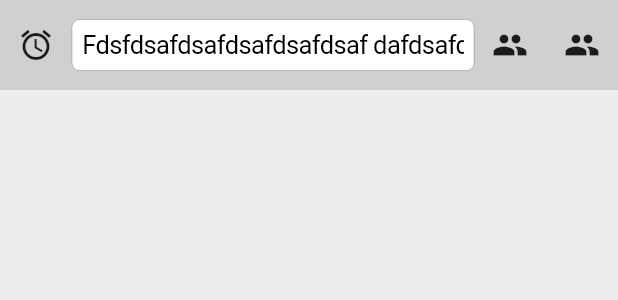
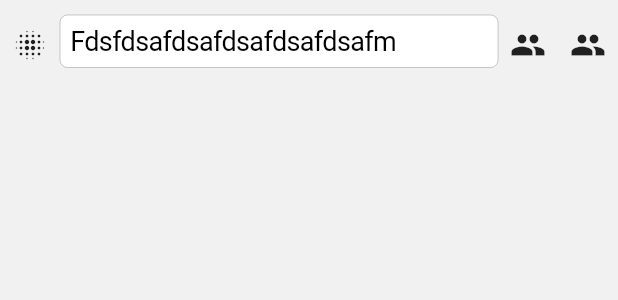
Before and after one commit to zhengbomo/flutter_wechat, a Flutter app: the ChatEditor widget shown alone on an empty page, opened directly, on a phone screen of 412 x 824 dp. Shown: the top 300 px of the screen. Run offline on Flutter 3.47's test engine with Material 2 defaults, Android fonts, the phone set to English and light mode, and no system bars; our stand-ins replace flutter_svg; missing offline and left inert: keyboard_utils, scroll_to_index_with_offset; statements that could not run were skipped.

Commit message:
add chat detail view

```diff
--- a/lib/data/constants/constants.dart
+++ b/lib/data/constants/constants.dart
@@ -65,7 +65,11 @@ class Constant {
   /// 主边距
   static const double pEdgeInset = 16.0;
 
-  /// 图标大小
+  /// Tab图标大小
   static const double tabBarIconSize = 30;
 
+  static const double chatToolbarMinHeight = 60;
+  static const double chatToolbarMaxHeight = 100;
+  static const double chatToolbarTopBottomPadding = 10;
+
 }
--- a/lib/data/constants/style.dart
+++ b/lib/data/constants/style.dart
@@ -31,4 +31,7 @@ class Style {
 
   /// 红点颜色
   static const Color redBadgeColor = Color(0xFFF84647);
+
+  /// 聊天输入栏背景色
+  static const Color chatToolbarBackgroundColor = Color(0xFFF4f4f4);
 }
--- /dev/null
+++ b/lib/data/providers/chat_message_ui_model.dart
@@ -0,0 +1,72 @@
+import 'package:flutter/material.dart';
+import 'package:flutterwechat/data/constants/constants.dart';
+import 'package:flutterwechat/ui/page/chats/chat_input_type.dart';
+import 'package:quiver/iterables.dart';
+
+class ChatMessageUIModel extends ChangeNotifier {
+  final ValueChanged<ChatInputType> chatInputTypeChanged;
+
+  ChatMessageUIModel({this.chatInputTypeChanged});
+
+  double keyboardHeight = 0;
+
+  double inputToolHeight = Constant.chatToolbarMinHeight;
+
+  ChatInputType _chatInputType = ChatInputType.none;
+
+  ChatInputType get chatInputType => _chatInputType;
+
+  bool get isShowInputPanel {
+    return _chatInputType == ChatInputType.keyboard
+      || _chatInputType == ChatInputType.emoji
+      || _chatInputType == ChatInputType.more;
+  }
+
+  double get messageListBottomHeight {
+    return this.bottomHeight + inputToolHeight
+    ;
+  }
+
+  bool setInputToolHeight(double height) {
+    height += Constant.chatToolbarTopBottomPadding * 2;
+    var fixHeight = min([Constant.chatToolbarMaxHeight, max([height, Constant.chatToolbarMinHeight])]);
+    fixHeight = fixHeight;
+    if (inputToolHeight != fixHeight) {
+      inputToolHeight = fixHeight;
+      notifyListeners();
+      return true;
+    } else {
+      return false;
+    }
+  }
+
+  double get bottomHeight {
+    switch (chatInputType) {
+      case ChatInputType.none:
+      return 34;
+      case ChatInputType.keyboard:
+      return keyboardHeight;
+      case ChatInputType.emoji:
+      return 250;
+      case ChatInputType.more:
+      return 300;
+      case ChatInputType.voice:
+      return 34;
+      default:
+      return 0;
+    }
+  }
+
+  setKeyboardHeight(double height) {
+    keyboardHeight = height;
+    notifyListeners();
+  }
+
+  setChatInputType(ChatInputType type) {
+    if (_chatInputType != type) {
+      _chatInputType = type;
+      notifyListeners();
+      chatInputTypeChanged(type);
+    }
+  }
+}
--- a/lib/ui/page/chats/chat_editor.dart
+++ b/lib/ui/page/chats/chat_editor.dart
@@ -1,46 +1,45 @@
 import 'package:flutter/cupertino.dart';
 import 'package:flutter/material.dart';
+import 'package:flutterwechat/data/constants/constants.dart';
+import 'package:flutterwechat/data/constants/style.dart';
+import 'package:flutterwechat/data/providers/chat_message_ui_model.dart';
+import 'package:flutterwechat/ui/page/chats/chat_input_type.dart';
+import 'package:flutterwechat/ui/view/sized_icon_button.dart';
 import 'package:keyboard_utils/keyboard_listener.dart';
 import 'package:keyboard_utils/keyboard_utils.dart';
+import 'package:provider/provider.dart';
+
+
 
 
 class ChatEditor extends StatefulWidget {
-  final VoidCallback keyboardFocused;
+  final VoidCallback textViewHeightChanged;
 
-  ChatEditor({this.keyboardFocused});
+  ChatEditor({this.textViewHeightChanged});
 
   @override
   _ChatEditorState createState() => _ChatEditorState();
 }
 
 class _ChatEditorState extends State<ChatEditor> with SingleTickerProviderStateMixin{
+  FocusNode _focusNode = FocusNode();
   TextEditingController _editingController;
-
-  FocusNode _focusNode = FocusNode();
-
   KeyboardUtils  _keyboardUtils = KeyboardUtils();
-
   int _subscribingId;
-  double _bottomHeight = 0;
 
   @override
   void initState() {
-    _focusNode.addListener(() {
-      widget.keyboardFocused();
-    });
-
-    _editingController = TextEditingController(text: "Fdsfdsafdsafdsafdsafdsaf dafdsafdsafdsa fdasf dsaf dsa");
-    // _editingController.addListener(() {
-    //   print("aaaaa");
-    // });
+    _editingController = TextEditingController(text: "Fdsfdsafdsafdsafdsafdsafm");
     _subscribingId = _keyboardUtils.add(listener: KeyboardListener(willShowKeyboard: (height) {
-      print(height);
-      setState(() {
-        _bottomHeight = height;
-      });
-
+      var model = context.read<ChatMessageUIModel>();
+      model.keyboardHeight = height;
+      model.setChatInputType(ChatInputType.keyboard);
     }, willHideKeyboard: () {
-      _bottomHeight = 0;
+      var model = context.read<ChatMessageUIModel>();
+      model.keyboardHeight = 0;
+      if (model.chatInputType == ChatInputType.keyboard) {
+        model.setChatInputType(ChatInputType.none);
+      }
     }));
 
     super.initState();
@@ -53,55 +52,143 @@ class _ChatEditorState extends State<ChatEditor> with SingleTickerProviderStateM
     super.dispose();
   }
 
+  GlobalKey _textFieldKey = GlobalKey();
+
   @override
   Widget build(BuildContext context) {
-    return SafeArea(
+    return ColoredBox(
+      color: Style.chatToolbarBackgroundColor.withAlpha(150),
+      child: SafeArea(
         top: false,
-      bottom: true,
+        bottom: false,
         child: Column(
           children: <Widget>[
-          Container(
-            height: 60,
-            color: Colors.black12,
+            Padding(
+              padding: EdgeInsets.fromLTRB(0, Constant.chatToolbarTopBottomPadding, 0, Constant.chatToolbarTopBottomPadding),
+              child: Container(
                 child: Row(
                   children: <Widget>[
-                IconButton(
+                    SizedIconButton(
+                      height: Constant.chatToolbarMinHeight - Constant.chatToolbarTopBottomPadding * 2,
+                      width: Constant.chatToolbarMinHeight - Constant.chatToolbarTopBottomPadding * 2,
+                      onPressed: () {
+                        var model = context.read<ChatMessageUIModel>();
+                        if (model.chatInputType != ChatInputType.voice) {
+                          if (model.chatInputType == ChatInputType.keyboard) {
+                            FocusScope.of(context).requestFocus(FocusNode());
+                          }
+                          model.setChatInputType(ChatInputType.voice);
+                        } else {
+                          model.setChatInputType(ChatInputType.none);
+                        }
+                      },
+                      icon: Icon(context.watch<ChatMessageUIModel>().chatInputType == ChatInputType.voice
+                        ? Icons.blur_off
+                        : Icons.blur_on),
+                    ),
+                    Expanded(
+                      child: ConstrainedBox(
+                        constraints: BoxConstraints(
+                          maxHeight: Constant.chatToolbarMaxHeight - Constant.chatToolbarTopBottomPadding * 2,
+                          minHeight: Constant.chatToolbarMinHeight - Constant.chatToolbarTopBottomPadding * 2
+                        ),
+                        child: IndexedStack(
+                        index: _indexForCenterInput(context),
+                        children: <Widget>[
+                          CupertinoTextField(
+
+                              key: _textFieldKey,
+                              style: TextStyle(fontSize: 18),
+                              // expands: true,
+                              keyboardType: TextInputType.multiline,
+                              maxLines: null,
+                              minLines: 1,
+                              focusNode: _focusNode,
+                              placeholder: "ddd",
+                              controller: _editingController,
+                              onChanged: (text) {
+                                _onTextChanged(context);
+                              },
+
+                          ),
+                          Positioned(
+                            top: 0,
+                            bottom: 0,
+                            left: 0,
+                            right: 0,
+                            child: FlatButton(
+                              color: Color(0xffdcdcdc),
                               onPressed: () {
 
                               },
-                  icon: Icon(Icons.alarm),
+                              child: Text("按住说话"),
                             ),
-                Expanded(
-                  child: CupertinoTextField(
-                    focusNode: _focusNode,
-                    placeholder: "dd",
-                    controller: _editingController,
+                          )
+                        ],
+                      )
                       )
                     ),
-                IconButton(
+                    SizedIconButton(
+                      height: Constant.chatToolbarMinHeight - Constant.chatToolbarTopBottomPadding * 2,
+                      width: Constant.chatToolbarMinHeight - Constant.chatToolbarTopBottomPadding * 2,
                       onPressed: () {
-
+                        var model = context.read<ChatMessageUIModel>();
+                        if (model.chatInputType == ChatInputType.keyboard) {
+                          _focusNode.unfocus();
+                        }
+                        model.setChatInputType(ChatInputType.emoji);
                       },
                       icon: Icon(Icons.people),
                     ),
-                IconButton(
+                    SizedIconButton(
+                      height: Constant.chatToolbarMinHeight - Constant.chatToolbarTopBottomPadding * 2,
+                      width: Constant.chatToolbarMinHeight - Constant.chatToolbarTopBottomPadding * 2,
                       onPressed: () {
-
+                        var model = context.read<ChatMessageUIModel>();
+                        if (model.chatInputType == ChatInputType.keyboard) {
+                          _focusNode.unfocus();
+                        }
+                        model.setChatInputType(ChatInputType.more);
                       },
                       icon: Icon(Icons.people),
                     ),
                   ],
                 ),
               ),
+            ),
             AnimatedSize(
               curve: Curves.easeInOut,
               duration: Duration(milliseconds: 250),
               vsync: this,
-            child: SizedBox(height: _bottomHeight),
+              child: SizedBox(height: context.watch<ChatMessageUIModel>().bottomHeight),
+            ),
+          ],
         )
-          ,
-        ],
       )
     );
   }
+
+  _onTextChanged(BuildContext context) {
+    WidgetsBinding.instance.addPostFrameCallback((timeStamp) {
+      var height = _textFieldKey.currentContext.findRenderObject().paintBounds.size.height;
+      print("$height");
+      var model = context.read<ChatMessageUIModel>();
+      if (height != model.inputToolHeight) {
+        // scroll to end
+        if (model.setInputToolHeight(height)) {
+          widget.textViewHeightChanged();
         }
+      }
+    });
+  }
+
+  int _indexForCenterInput(BuildContext context) {
+    var chatInputType = context.watch<ChatMessageUIModel>().chatInputType;
+    switch (chatInputType) {
+      case ChatInputType.voice:
+      return 1;
+      default:
+      return 0;
+    }
+  }
+}
--- /dev/null
+++ b/lib/ui/page/chats/chat_input_type.dart
@@ -0,0 +1,7 @@
+enum ChatInputType {
+  none,
+  keyboard,
+  emoji,
+  more,
+  voice,
+}
--- a/lib/ui/page/chats/main_chat_page.dart
+++ b/lib/ui/page/chats/main_chat_page.dart
@@ -1,10 +1,7 @@
-import 'dart:math';
-
 import 'package:flutter/material.dart';
 import 'package:flutter_svg/flutter_svg.dart';
 import 'package:flutterwechat/data/constants/constants.dart';
 import 'package:flutterwechat/data/providers/chat_section_model.dart';
-import 'package:flutterwechat/data/providers/main_badge_model.dart';
 import 'package:flutterwechat/data/providers/main_chat_model.dart';
 import 'package:flutterwechat/ui/components/add_menu.dart';
 import 'package:flutterwechat/ui/page/base/auto_keep_alive_state.dart';
--- /dev/null
+++ b/lib/ui/view/sized_icon_button.dart
@@ -0,0 +1,35 @@
+import 'package:flutter/material.dart';
+
+
+class SizedIconButton extends StatelessWidget {
+
+  final double height;
+  final double width;
+  final Widget icon;
+  final double iconSize;
+  final Color color;
+  final VoidCallback onPressed;
+
+  SizedIconButton({
+    Key key,
+    this.height,
+    this.width,
+    @required this.icon,
+    this.color,
+    this.iconSize = 24,
+    @required this.onPressed
+  }): super(key: key);
+
+  @override
+  Widget build(BuildContext context) {
+    return SizedBox(
+      width: this.width,
+      height: this.height,
+      child: IconButton(
+        onPressed: this.onPressed,
+        iconSize: this.iconSize,
+        icon: this.icon,
+      )
+    );
+  }
+}
--- a/pubspec.yaml
+++ b/pubspec.yaml
@@ -18,9 +18,8 @@ dependencies:
   quiver: ^2.1.3
   provider: ^4.1.3
   keyboard_utils: ^1.2.3
-
-
-
+  # scroll_to_index: ^1.0.6
+  scroll_to_index_with_offset: ^1.0.11
 
 
 dev_dependencies:
```
Also changed, not shown: lib/data/providers/chat_message_model.dart (+16 -1 lines), lib/ui/page/chats/chat_detail_page.dart (+92 -67 lines), lib/ui/page/chats/view/chat_message_container.dart (added, +37 -0 lines), lib/ui/page/chats/view/chat_message_text.dart (added, +16 -0 lines), pubspec.lock. Lines whose indentation alone changed are shown as unchanged.
